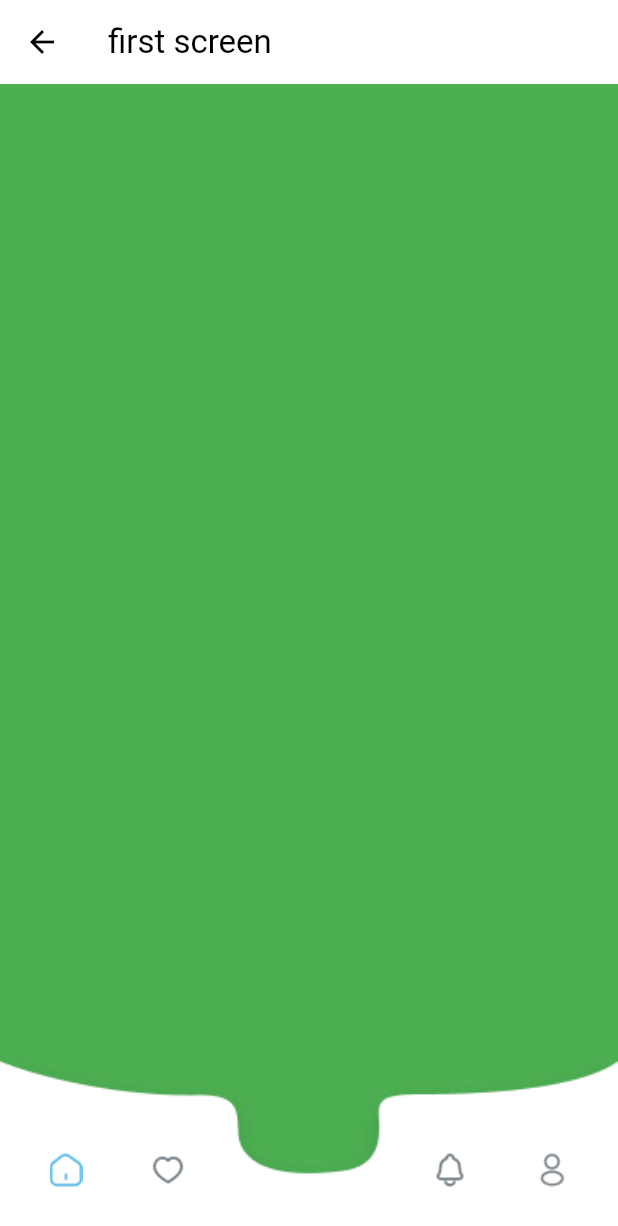
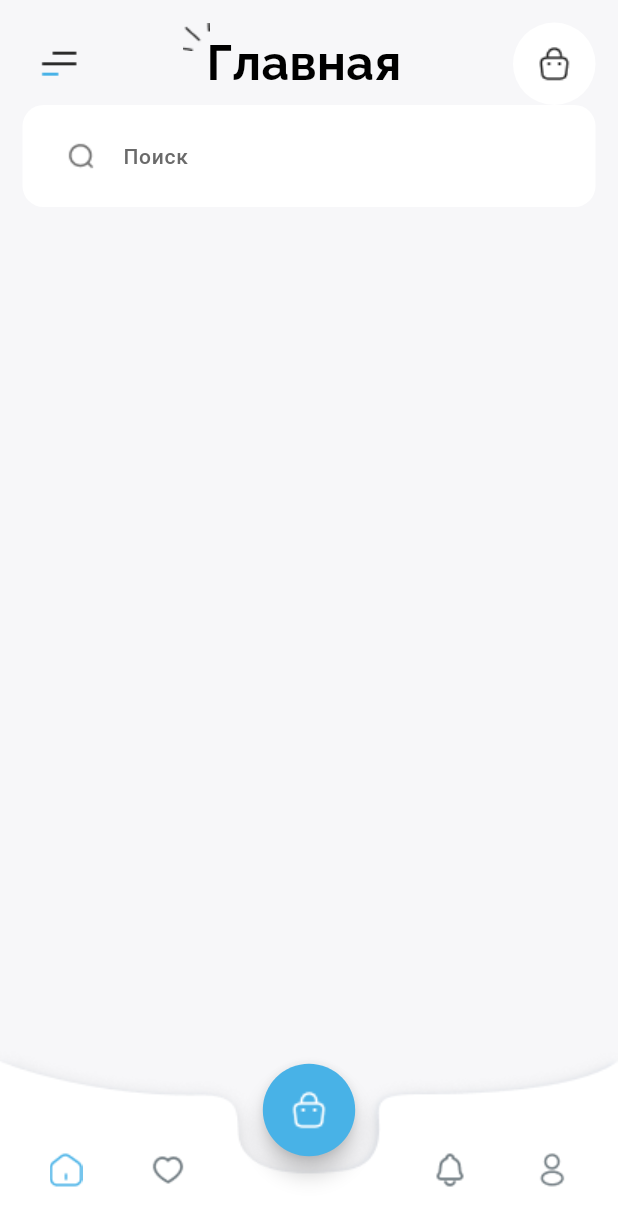
Before and after one commit to BUYZQ/matule, a Flutter app: the RootScreen screen opened by its route, on a phone screen of 412 x 824 dp. Shown: the top 1226 px of the screen. Run offline on Flutter 3.47's test engine with Material 3 defaults, Android fonts, the phone set to English and light mode, and no system bars; our stand-ins replace email_validator.

Commit message:
add home

```diff
--- a/lib/app.dart
+++ b/lib/app.dart
@@ -9,6 +9,7 @@ class MatuleApp extends StatelessWidget {
     return MaterialApp(
       theme: ThemeData(
         colorScheme: ColorScheme.light(
+          onSurfaceVariant: Color(0xffF7F7F9),
           surface: Colors.white,
           onSurface: Colors.black,
           primary: Color(0xff48B2E7),
--- /dev/null
+++ b/lib/features/home/views/home_screen.dart
@@ -0,0 +1,88 @@
+import 'package:flutter/material.dart';
+
+class HomeScreen extends StatelessWidget {
+  const HomeScreen({super.key});
+
+  @override
+  Widget build(BuildContext context) {
+    return Scaffold(
+      backgroundColor: Theme.of(context).colorScheme.onSurfaceVariant,
+      body: SafeArea(
+        child: Center(
+          child: Padding(
+            padding: const EdgeInsets.all(15.0),
+            child: Column(
+              children: [
+                Stack(
+                  children: [
+                    Padding(
+                      padding: EdgeInsets.only(right: 150),
+                      child: Align(
+                        alignment: Alignment.topCenter,
+                        child: Image.asset('images/home/highlight.png'),
+                      ),
+                    ),
+                    Row(
+                      mainAxisAlignment: MainAxisAlignment.spaceBetween,
+                      children: [
+                        IconButton(
+                          onPressed: () {},
+                          icon: Image.asset('images/home/menu.png'),
+                        ),
+                        Text(
+                          'Главная',
+                          style: TextStyle(
+                            fontFamily: 'Raleway',
+                            fontWeight: FontWeight.w700,
+                            fontSize: 32,
+                          ),
+                        ),
+                        Container(
+                          height: 55,
+                          width: 55,
+                          decoration: BoxDecoration(
+                            color: Theme.of(context).colorScheme.surface,
+                            borderRadius: BorderRadius.circular(30),
+                          ),
+                          child: IconButton(
+                            onPressed: () {},
+                            icon: Image.asset('images/home/bag.png')
+                          ),
+                        ),
+                      ],
+                    ),
+                  ],
+                ),
+                TextField(
+                  decoration: InputDecoration(
+                    prefixIcon: Padding(
+                      padding: EdgeInsets.only(left: 15),
+                      child: Image.asset('images/home/search.png'),
+                    ),
+                    contentPadding: EdgeInsets.symmetric(horizontal: 10, vertical: 22),
+                    hintText: 'Поиск',
+                    hintStyle: TextStyle(
+                      fontFamily: 'Poppins',
+                      fontSize: 14,
+                      fontWeight: FontWeight.w500,
+                      color: Theme.of(context).colorScheme.secondary,
+                    ),
+                    filled: true,
+                    enabledBorder: OutlineInputBorder(
+                      borderRadius: BorderRadius.circular(14),
+                      borderSide: BorderSide(color: Colors.transparent),
+                    ),
+                    focusedBorder: OutlineInputBorder(
+                      borderRadius: BorderRadius.circular(14),
+                      borderSide: BorderSide(color: Colors.transparent),
+                    ),
+                  ),
+                ),
+              ],
+            ),
+          ),
+        ),
+      )
+    );
+  }
+}
--- a/lib/features/root/root_screen.dart
+++ b/lib/features/root/root_screen.dart
@@ -1,4 +1,5 @@
 import 'package:flutter/material.dart';
+import 'package:matule_app/features/home/views/home_screen.dart';
 
 class RootScreen extends StatefulWidget {
   const RootScreen({super.key});
@@ -12,10 +13,7 @@ class _RootScreenState extends State<RootScreen> {
   int _currentIndex = 0;
 
   final List<Widget> _rootScreens = [
-    Scaffold(
-      backgroundColor: Colors.green,
-      appBar: AppBar(title: Text('first screen'),),
-    ),
+    HomeScreen(),
     Scaffold(
       backgroundColor: Colors.red,
       appBar: AppBar(title: Text('second screen'),),
@@ -33,10 +31,25 @@ class _RootScreenState extends State<RootScreen> {
   @override
   Widget build(BuildContext context) {
     return Scaffold(
+      floatingActionButtonLocation: FloatingActionButtonLocation.centerFloat,
+      floatingActionButton: Padding(
+        padding: const EdgeInsets.only(bottom: 40),
+        child: Transform.scale(
+          scale: 1.1,
+          child: FloatingActionButton(
+            shape: RoundedRectangleBorder(
+              borderRadius: BorderRadius.circular(30),
+            ),
+            child: Image.asset('images/bottom_nav_bar/bag.png'),
+            onPressed: () {},
+          ),
+        ),
+      ),
       backgroundColor: Colors.grey,
       body: Stack(
         children: [
           _rootScreens[_currentIndex],
+          // bottom nav bar
           Positioned(
             left: 0,
             right: 0,
--- a/pubspec.yaml
+++ b/pubspec.yaml
@@ -63,6 +63,7 @@ flutter:
      - images/welcome/
      - images/auth/
      - images/bottom_nav_bar/
+     - images/home/
   #   - images/a_dot_ham.jpeg
 
   # An image asset can refer to one or more resolution-specific "variants", see
```
Also changed, not shown: lib/features/auth/views/login_screen.dart (+3 -19 lines), lib/features/auth/views/register_screen.dart (+5 -27 lines), lib/utils/validators.dart (added, +24 -0 lines), images/bottom_nav_bar/bag.png (added), images/home/bag.png (added), images/home/highlight.png (added), images/home/menu.png (added), images/home/search.png (added), 2 other files.
